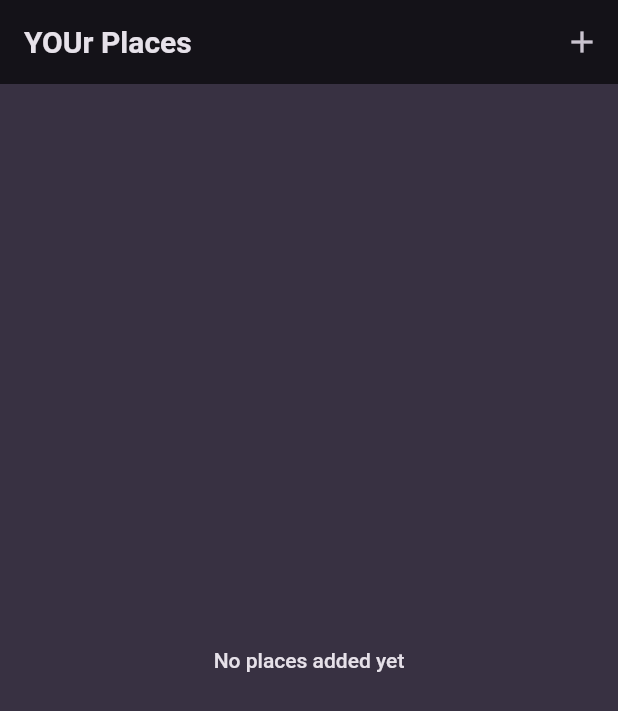
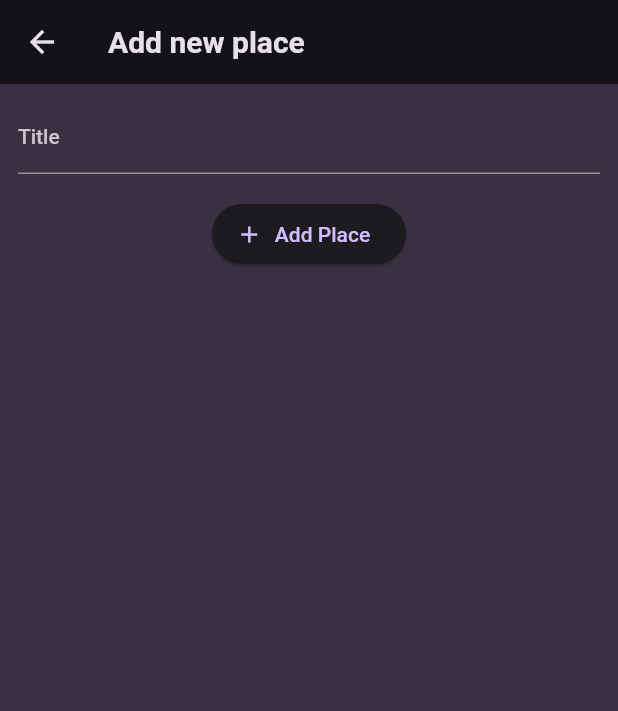
Before and after one commit to utsav1103/favorite_places_app, a Flutter app: the screen it shows after launch, after a tap on the "add" icon, on a phone screen of 412 x 824 dp. Shown: the top 711 px of the screen. Run offline on Flutter 3.47's test engine with Material 2 defaults, Android fonts, the phone set to English and light mode, and no system bars; our stand-ins replace google_fonts; missing offline and left inert: dart:ffi.

Commit message:
Adding an Add place Screen

```diff
--- a/lib/screens/add_place.dart
+++ b/lib/screens/add_place.dart
@@ -0,0 +1,51 @@
+import 'dart:ffi';
+
+import 'package:flutter/material.dart';
+
+class AddPlaceScreen extends StatefulWidget {
+  const AddPlaceScreen({super.key});
+
+  @override
+  State<AddPlaceScreen> createState() {
+    return _AddPlaceScreenState();
+  }
+}
+
+class _AddPlaceScreenState extends State<AddPlaceScreen> {
+  final _titleController = TextEditingController();
+
+  @override
+  void dispose() {
+    _titleController.dispose();
+    super.dispose();
+  }
+
+  @override
+  Widget build(BuildContext context) {
+    return Scaffold(
+      appBar: AppBar(
+        title: const Text('Add new place'),
+      ),
+      body: SingleChildScrollView(
+        padding: const EdgeInsets.all(12),
+        child: Column(
+          children: [
+            TextField(
+              decoration: const InputDecoration(labelText: 'Title'),
+              controller: _titleController,
+              style: TextStyle(
+                color: Theme.of(context).colorScheme.onBackground,
+              ),
+            ),
+            const SizedBox(height: 16),
+            ElevatedButton.icon(
+              onPressed: () {},
+              icon: const Icon(Icons.add),
+              label: const Text('Add Place'),
+            ),
+          ],
+        ),
+      ),
+    );
+  }
+}
--- a/lib/screens/places.dart
+++ b/lib/screens/places.dart
@@ -1,21 +1,31 @@
+import 'package:favorite_places_app/screens/add_place.dart';
 import 'package:favorite_places_app/widgets/places_list.dart';
 import 'package:flutter/material.dart';
 
-class PlacesScreen extends StatelessWidget{
+class PlacesScreen extends StatelessWidget {
   const PlacesScreen({super.key});
 
   @override
-  Widget build(BuildContext context){
+  Widget build(BuildContext context) {
     return Scaffold(
       appBar: AppBar(
         title: const Text('YOUr Places'),
         actions: [
-          IconButton( icon: const Icon(Icons.add),
-          onPressed: (){},
+          IconButton(
+            icon: const Icon(Icons.add),
+            onPressed: () {
+              Navigator.of(context).push(
+                MaterialPageRoute(
+                  builder: (ctx) => const AddPlaceScreen(),
+                ),
+              );
+            },
           ),
         ],
       ),
-      body: PlacesList(places: [],),
+      body: PlacesList(
+        places: [],
+      ),
     );
   }
 }
```
